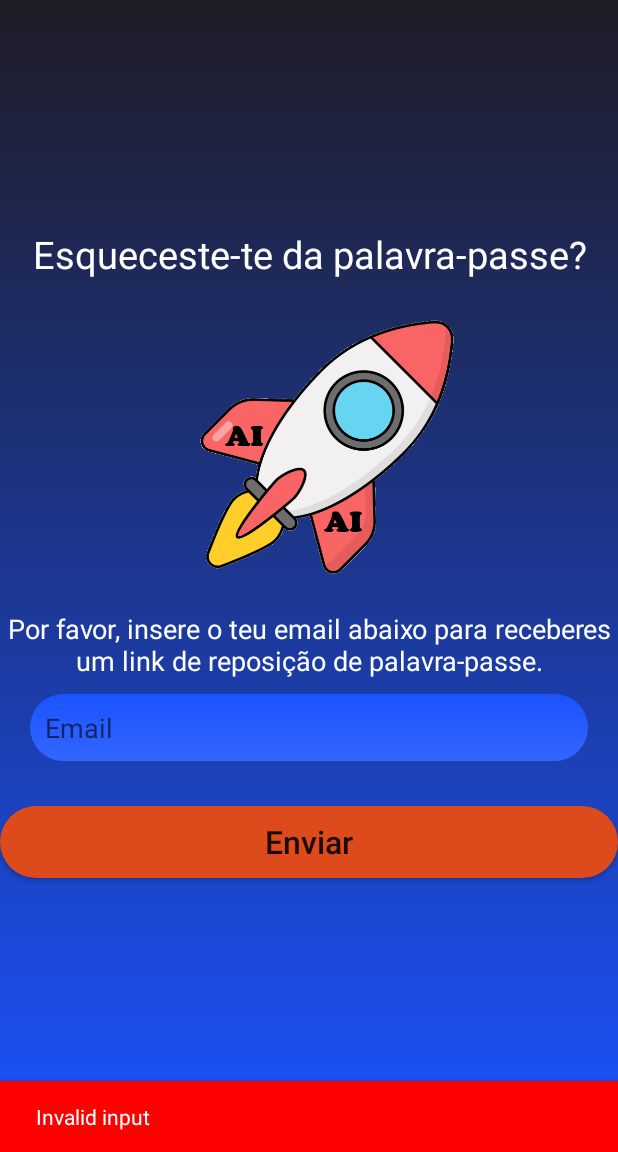
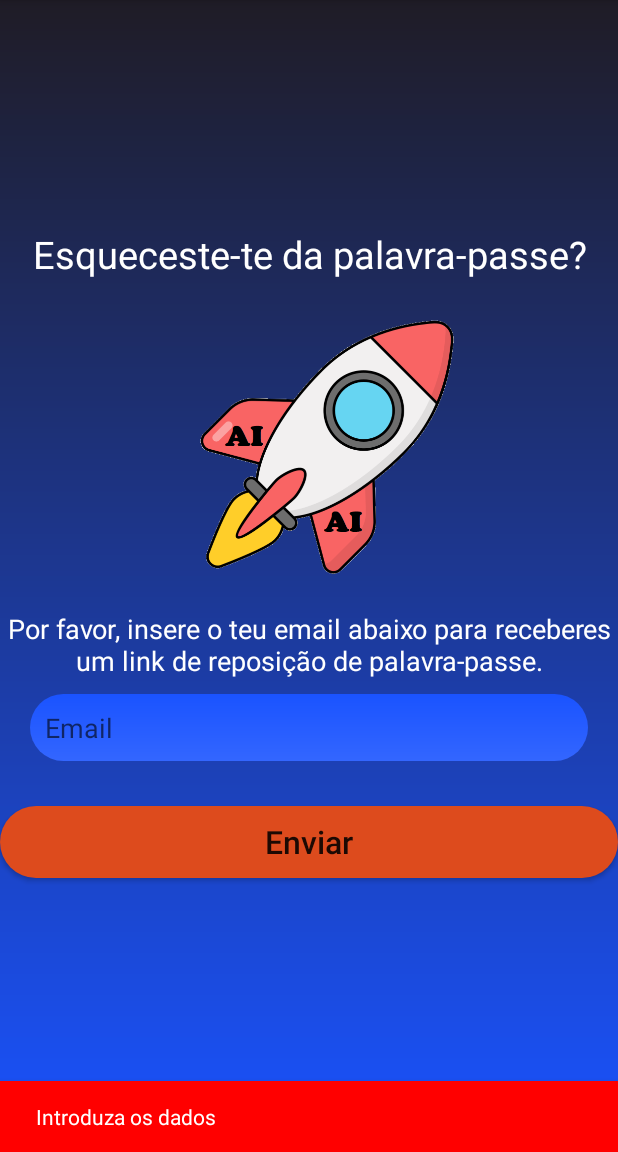
Before and after one commit to aluno20482/AIBuyISell, an Android app built with Jetpack Compose: the ForgotPasswordActivity screen opened directly, with no data from a screen before it, after a tap on "Enviar", on a phone screen of 412 x 824 dp, the part 84-1236 px from its top. Run offline under Robolectric (Android 15) with nearby library versions, the phone set to English and light mode, and no system bars; our stand-ins replace Firebase (no records; nobody signed in at launch, a user with empty details on screens opened directly).

Commit message:
Recuperar Pass funcional

```diff
--- a/app/src/main/java/com/example/projeto/activities/ForgotPasswordActivity.kt
+++ b/app/src/main/java/com/example/projeto/activities/ForgotPasswordActivity.kt
@@ -30,10 +30,10 @@ class ForgotPasswordActivity : AppCompatActivity() {
             val inputEmail = email.text.toString().trim { it <= ' ' }
             if (inputEmail.isEmpty()) {
 
-
-                showErrorSnackBar(resources.getString(androidx.compose.ui.R.string.default_error_message),
+                showErrorSnackBar("Introduza os dados",
                     true)
             } else {
+
                 //showProgressDialog(resources.getString(R.string.please_wait))
                 FirebaseAuth.getInstance().sendPasswordResetEmail(inputEmail)
                     .addOnCompleteListener { task ->
--- a/app/src/main/res/layout/activity_register.xml
+++ b/app/src/main/res/layout/activity_register.xml
@@ -71,6 +71,7 @@
                 android:layout_marginEnd="20dp"
                 android:layout_marginTop="10dp"
                 android:hint="Palavra-Passe"
+
                 android:drawablePadding="10dp"
                 android:layout_width="match_parent"
                 android:layout_height="wrap_content"
```
Also changed, not shown: app/src/main/java/com/example/projeto/activities/MainActivity.kt (+1 -11 lines), app/src/main/java/com/example/projeto/activities/RegisterActivity.kt (+13 -10 lines).
